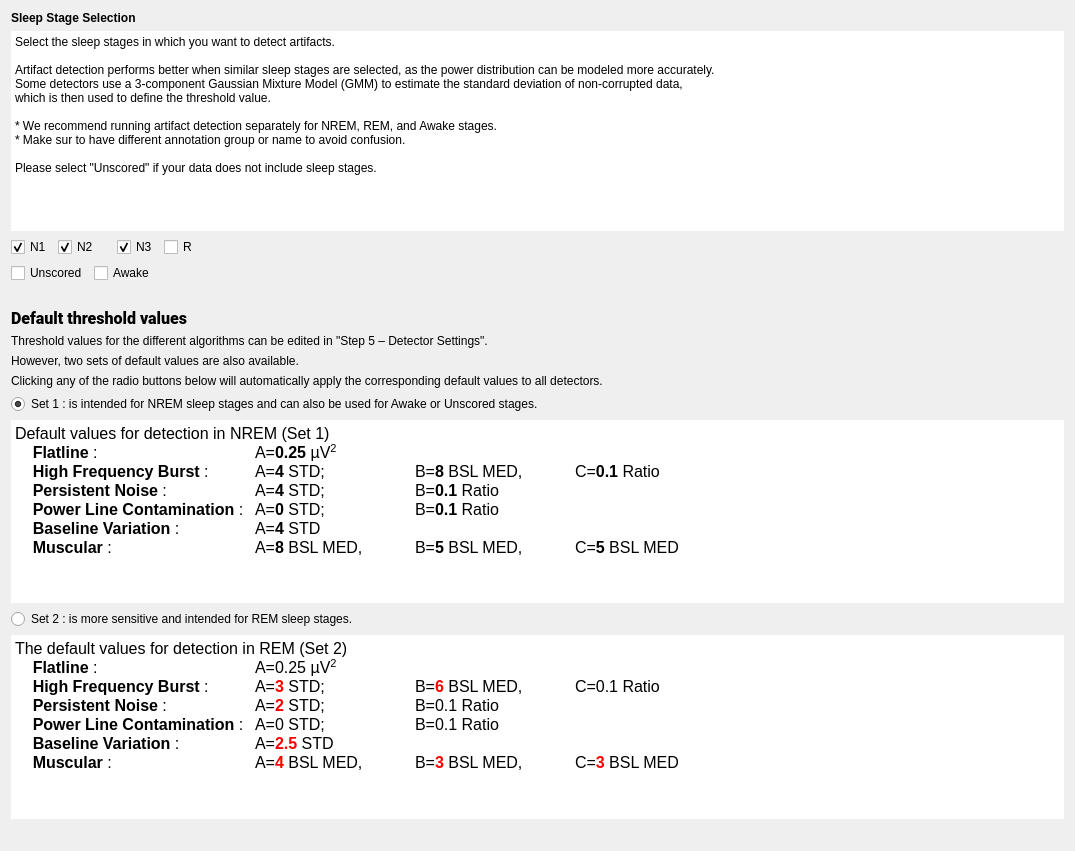
Before: the Qt Designer form tools/CEAMSTools/DetectArtifacts/SleepStageSelStep/Ui_SleepStageSelStep.ui in SnoozToolbox/snooz-package-ceams, drawn with Qt 5.
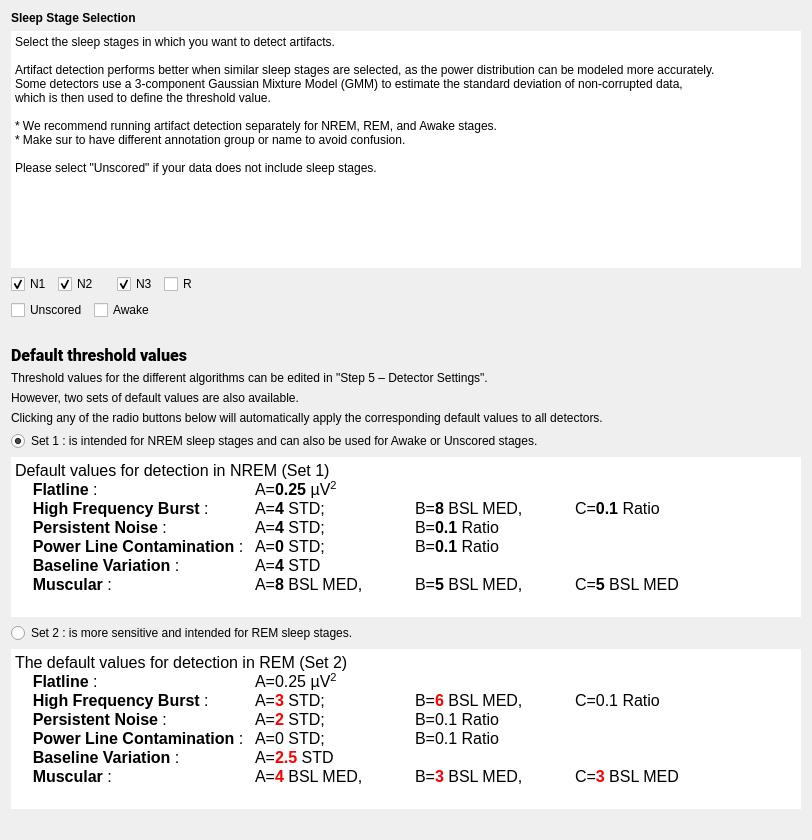
After: the same form once the commit is applied.

```diff
--- a/tools/CEAMSTools/DetectArtifacts/SleepStageSelStep/Ui_SleepStageSelStep.ui
+++ b/tools/CEAMSTools/DetectArtifacts/SleepStageSelStep/Ui_SleepStageSelStep.ui
@@ -6,8 +6,8 @@
    <rect>
     <x>0</x>
     <y>0</y>
-    <width>1075</width>
-    <height>851</height>
+    <width>812</width>
+    <height>840</height>
    </rect>
   </property>
   <property name="windowTitle">
@@ -33,7 +33,7 @@
    <item>
     <widget class="QPlainTextEdit" name="plainTextEdit">
      <property name="sizePolicy">
-      <sizepolicy hsizetype="Expanding" vsizetype="Preferred">
+      <sizepolicy hsizetype="Expanding" vsizetype="Expanding">
        <horstretch>0</horstretch>
        <verstretch>0</verstretch>
       </sizepolicy>
@@ -41,13 +41,13 @@
      <property name="minimumSize">
       <size>
        <width>0</width>
-       <height>200</height>
+       <height>0</height>
       </size>
      </property>
      <property name="maximumSize">
       <size>
        <width>16777215</width>
-       <height>200</height>
+       <height>16777215</height>
       </size>
      </property>
      <property name="frameShape">
@@ -63,7 +63,7 @@
       <enum>Qt::ScrollBarPolicy::ScrollBarAsNeeded</enum>
      </property>
      <property name="sizeAdjustPolicy">
-      <enum>QAbstractScrollArea::SizeAdjustPolicy::AdjustToContents</enum>
+      <enum>QAbstractScrollArea::SizeAdjustPolicy::AdjustIgnored</enum>
      </property>
      <property name="readOnly">
       <bool>true</bool>
@@ -242,12 +242,27 @@
    </item>
    <item>
     <widget class="QTextEdit" name="textEdit">
+     <property name="sizePolicy">
+      <sizepolicy hsizetype="Expanding" vsizetype="Expanding">
+       <horstretch>0</horstretch>
+       <verstretch>0</verstretch>
+      </sizepolicy>
+     </property>
+     <property name="maximumSize">
+      <size>
+       <width>16777215</width>
+       <height>160</height>
+      </size>
+     </property>
      <property name="frameShape">
       <enum>QFrame::Shape::NoFrame</enum>
      </property>
      <property name="lineWidth">
       <number>0</number>
      </property>
+     <property name="sizeAdjustPolicy">
+      <enum>QAbstractScrollArea::SizeAdjustPolicy::AdjustIgnored</enum>
+     </property>
      <property name="readOnly">
       <bool>true</bool>
      </property>
@@ -281,9 +296,24 @@
    </item>
    <item>
     <widget class="QTextEdit" name="textEdit_2">
+     <property name="sizePolicy">
+      <sizepolicy hsizetype="Expanding" vsizetype="Expanding">
+       <horstretch>0</horstretch>
+       <verstretch>0</verstretch>
+      </sizepolicy>
+     </property>
+     <property name="maximumSize">
+      <size>
+       <width>16777215</width>
+       <height>160</height>
+      </size>
+     </property>
      <property name="frameShape">
       <enum>QFrame::Shape::NoFrame</enum>
      </property>
+     <property name="sizeAdjustPolicy">
+      <enum>QAbstractScrollArea::SizeAdjustPolicy::AdjustIgnored</enum>
+     </property>
      <property name="readOnly">
       <bool>true</bool>
      </property>
@@ -312,22 +342,6 @@
      </property>
     </widget>
    </item>
-   <item>
-    <spacer name="verticalSpacer_2">
-     <property name="orientation">
-      <enum>Qt::Orientation::Vertical</enum>
-     </property>
-     <property name="sizeType">
-      <enum>QSizePolicy::Policy::Expanding</enum>
-     </property>
-     <property name="sizeHint" stdset="0">
-      <size>
-       <width>20</width>
-       <height>10</height>
-      </size>
-     </property>
-    </spacer>
-   </item>
   </layout>
  </widget>
  <resources>
```
